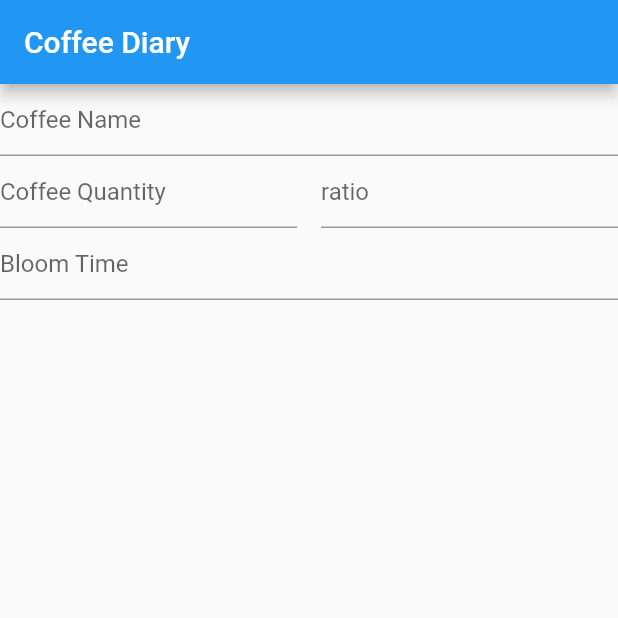
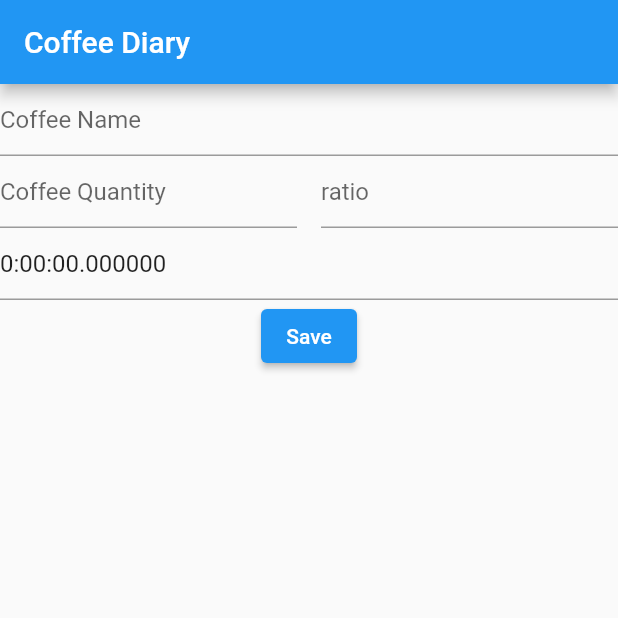
Before and after one commit to joseildofilho/coffe_diary, a Flutter app: the screen it shows after launch, on a phone screen of 412 x 824 dp, the top half of it. Run offline on Flutter 3.47's test engine with Material 2 defaults, Android fonts, the phone set to English and light mode, and no system bars; drawn by our look-alikes of flutter_form_builder; our stand-ins replace equatable, flutter_hooks, fpdart, freezed_annotation, get_it, shimmer and 1 more; missing offline and left inert: duration_picker.

Commit message:
improv: improves the duration picker

```diff
--- /dev/null
+++ b/lib/core/usecase/success.dart
@@ -0,0 +1,5 @@
+class Success {
+  const Success._();
+}
+
+const success = Success._();
--- /dev/null
+++ b/lib/domain/usecases/validate_brew.dart
@@ -0,0 +1,28 @@
+import 'package:coffe_diary/core/usecase/failure.dart';
+import 'package:coffe_diary/core/usecase/success.dart';
+import 'package:coffe_diary/core/usecase/usecases.dart';
+import 'package:equatable/equatable.dart';
+import 'package:fpdart/fpdart.dart';
+import 'package:fpdart/src/io_either.dart';
+
+class ValidateBrew extends UseCaseSync<ValidateBrewParams, Success> {
+  @override
+  IOEither<Failure, Success> call(param) {
+    return IOEither.of(success);
+  }
+}
+
+class ValidateBrewParams extends Equatable {
+  final String coffeeName, coffeeQuantity, ratio;
+  final Duration bloomTime;
+
+  const ValidateBrewParams({
+    required this.coffeeName,
+    required this.coffeeQuantity,
+    required this.ratio,
+    required this.bloomTime,
+  });
+
+  @override
+  List<Object?> get props => [coffeeName, coffeeQuantity, ratio, bloomTime];
+}
--- a/lib/presentation/pages/add_brew/controller.dart
+++ b/lib/presentation/pages/add_brew/controller.dart
@@ -1,10 +1,49 @@
+import 'package:coffe_diary/domain/usecases/validate_brew.dart';
 import 'package:flutter/cupertino.dart';
+import 'package:time/time.dart';
 
 import 'state.dart';
 
 class AddBrewController {
+  final ValidateBrew _validateBrew;
+
   final ValueNotifier<AddBrewFormState> _formSubmit;
 
-  AddBrewController({required ValueNotifier<AddBrewFormState> formSubmit})
-      : _formSubmit = formSubmit;
+  AddBrewController(
+      {required ValueNotifier<AddBrewFormState> formSubmit,
+      required ValidateBrew validateBrew})
+      : _formSubmit = formSubmit,
+        _validateBrew = validateBrew;
+
+  String _coffeeName = '', _coffeeQuantity = '', _ratio = '';
+  Duration _bloomTime = 0.seconds;
+
+  String? validateCoffeeName(String? coffeeName) {
+    _coffeeName = coffeeName ?? '';
+  }
+
+  String? validateCoffeeQuantiy(String? coffeeQuantity) {
+    _coffeeQuantity = coffeeQuantity ?? '';
+  }
+
+  String? validateRatio(String? ratio) {
+    _ratio = ratio ?? '';
+  }
+
+  String? validateBloomTime(DateTime? bloomTime) {
+    if (bloomTime != null) {
+      final x = bloomTime.subtract(366.days);
+      print(x);
+    }
+    //_bloomTime = bloomTime ?? 0.minutes;
+  }
+
+  ValidateBrewParams _buildValidationParams() => ValidateBrewParams(
+        coffeeName: _coffeeName,
+        coffeeQuantity: _coffeeQuantity,
+        ratio: _ratio,
+        bloomTime: _bloomTime,
+      );
+
+  void save() {}
 }
--- a/lib/presentation/pages/add_brew/page.dart
+++ b/lib/presentation/pages/add_brew/page.dart
@@ -1,3 +1,4 @@
+import 'package:coffe_diary/domain/usecases/validate_brew.dart';
 import 'package:coffe_diary/presentation/pages/add_brew/controller.dart';
 import 'package:coffe_diary/presentation/pages/add_brew/screen.dart';
 import 'package:coffe_diary/presentation/pages/add_brew/state.dart';
@@ -10,7 +11,8 @@ class AddBrew extends HookWidget {
   Widget build(BuildContext context) {
     final formSubmit = useValueNotifier(AddBrewFormState.initial());
 
-    final controller = AddBrewController(formSubmit: formSubmit);
+    final controller =
+        AddBrewController(formSubmit: formSubmit, validateBrew: ValidateBrew());
 
     return Provider(
       create: (_) => controller,
--- a/lib/presentation/pages/add_brew/screen.dart
+++ b/lib/presentation/pages/add_brew/screen.dart
@@ -1,6 +1,11 @@
+import 'package:duration_picker/duration_picker.dart';
 import 'package:flutter/material.dart';
 import 'package:flutter_form_builder/flutter_form_builder.dart';
 import 'package:flutter_hooks/flutter_hooks.dart';
+import 'package:provider/src/provider.dart';
+import 'package:time/time.dart';
+
+import 'controller.dart';
 
 class AddBrewScreen extends StatelessWidget {
   @override
@@ -9,43 +14,68 @@ class AddBrewScreen extends StatelessWidget {
       appBar: AppBar(
         title: const Text('Coffee Diary'),
       ),
-      body: _AddBrewForm(),
+      body: Column(
+        children: [
+          _AddBrewForm(),
+          ElevatedButton(
+              onPressed: context.read<AddBrewController>().save,
+              child: const Text('Save'))
+        ],
+      ),
     );
   }
 }
 
-class _AddBrewForm extends HookWidget {
+class _AddBrewForm extends StatelessWidget {
   @override
-  Widget build(BuildContext context) => Column(
+  Widget build(BuildContext context) {
+    final controller = context.read<AddBrewController>();
+    return FormBuilder(
+        child: Column(
       children: [
-          FormBuilderTextField(
-            name: 'coffee_name',
-            decoration: const InputDecoration(hintText: 'Coffee Name'),
-          ),
+        _formInput('coffee_name', 'Coffee Name', controller.validateCoffeeName),
         Row(children: <Widget>[
           Expanded(
-              child: FormBuilderTextField(
-                name: 'quantity',
-                decoration: const InputDecoration(hintText: 'Coffee Quantity'),
-              ),
+            child: _formInput('quantity', 'Coffee Quantity',
+                controller.validateCoffeeQuantiy),
           ),
           const SizedBox(
             width: 16,
           ),
           Expanded(
-              child: FormBuilderTextField(
-                name: 'ratio',
-                decoration: const InputDecoration(hintText: 'ratio'),
-              ),
+            child: _formInput('ratio', 'ratio', controller.validateRatio),
           )
         ]),
-          FormBuilderDateTimePicker(
-            name: 'bloom_time',
-            inputType: InputType.time,
-            decoration: const InputDecoration(hintText: 'Bloom Time'),
-            initialTime: const TimeOfDay(hour: 0, minute: 0),
-            timePickerInitialEntryMode: TimePickerEntryMode.input,
-          ),
+        _DurationPicker(),
       ],
+    ));
+  }
+
+  Widget _formInput(
+          String name, String hintText, FormFieldValidator<String> validator) =>
+      FormBuilderTextField(
+        name: name,
+        decoration: InputDecoration(hintText: hintText),
+        validator: validator,
+        autovalidateMode: AutovalidateMode.always,
       );
 }
+
+class _DurationPicker extends HookWidget {
+  @override
+  Widget build(BuildContext context) {
+    final duration = useState(0.seconds);
+    final controller = useTextEditingController();
+    controller.value = TextEditingValue(text: duration.value.toString());
+
+    return FormBuilderTextField(
+      controller: controller,
+      onTap: () =>
+          showDurationPicker(context: context, initialTime: duration.value)
+              .then((value) => duration.value = value ?? 0.seconds),
+      name: 'bloom_time',
+      decoration: const InputDecoration(hintText: 'Bloom Time'),
+      autovalidateMode: AutovalidateMode.always,
+    );
+  }
+}
--- a/pubspec.yaml
+++ b/pubspec.yaml
@@ -17,6 +17,9 @@ dependencies:
   shimmer: ^2.0.0
   flutter_form_builder: ^7.1.0
   freezed_annotation: ^1.1.0
+  form_builder_validators: ^7.4.0
+  time: ^2.1.0
+  duration_picker: ^1.1.0+1
 
   flutter:
     sdk: flutter
```
Also changed, not shown: pubspec.lock. Lines whose indentation alone changed are shown as unchanged.
